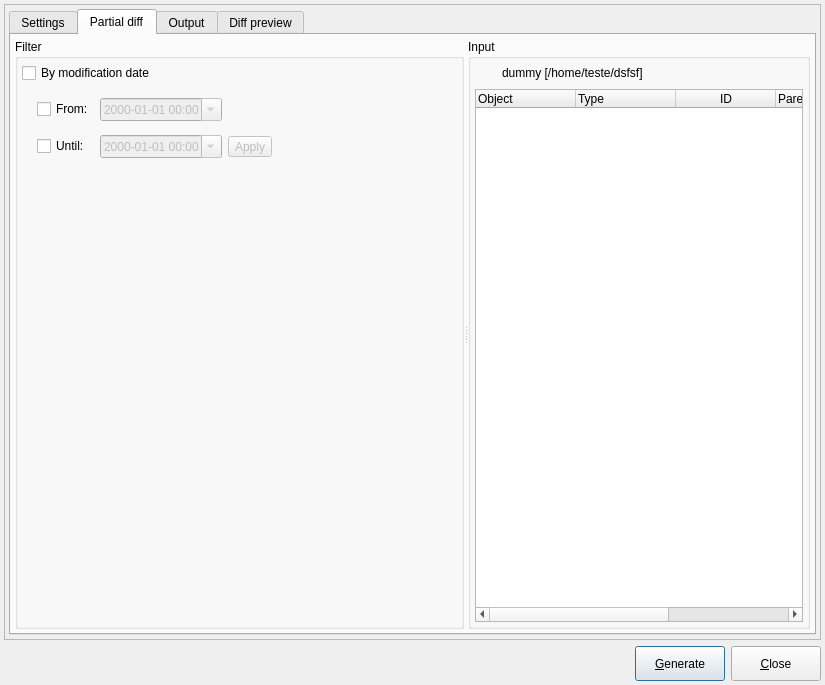
First picture: the form in libpgmodeler_ui/ui/modeldatabasediffform.ui, repository pgmodeler/pgmodeler, before the edit.
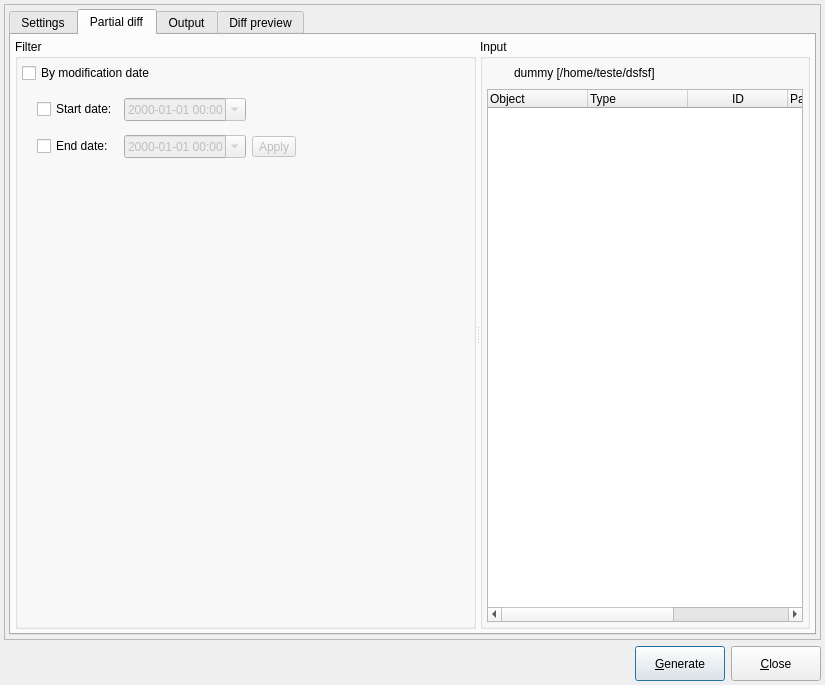
Second picture: the form after the edit. The open tabs and pages were chosen to show the change. Icons and pictures are not drawn.

Diff of the .ui file:
```diff
--- a/libpgmodeler_ui/ui/modeldatabasediffform.ui
+++ b/libpgmodeler_ui/ui/modeldatabasediffform.ui
@@ -1478,7 +1478,7 @@
                      <item row="0" column="0">
                       <widget class="QCheckBox" name="from_chk">
                        <property name="text">
-                        <string>From:</string>
+                        <string>Start date:</string>
                        </property>
                       </widget>
                      </item>
@@ -1549,7 +1549,7 @@
                         <bool>true</bool>
                        </property>
                        <property name="text">
-                        <string>Until:</string>
+                        <string>End date:</string>
                        </property>
                       </widget>
                      </item>
```
Left out of the diff: 8 changed lines with no effect on the pictures.
